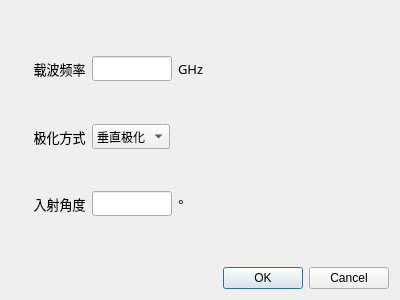
This is dialog_para_radar.ui in cedricxs/RadarSimulator as Qt 5 draws it before an edit. The edited form follows.
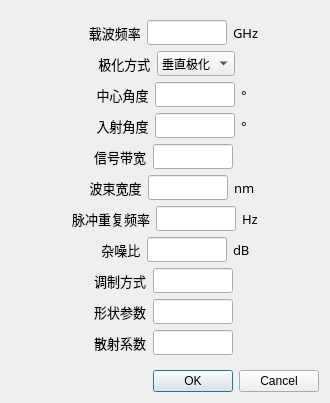
This is the edited form. Icons and pictures are not drawn.

Diff of the .ui file:
```diff
--- a/dialog_para_radar.ui
+++ b/dialog_para_radar.ui
@@ -6,8 +6,8 @@
    <rect>
     <x>0</x>
     <y>0</y>
-    <width>400</width>
-    <height>300</height>
+    <width>330</width>
+    <height>396</height>
    </rect>
   </property>
   <property name="windowTitle">
@@ -22,6 +22,19 @@
      <layout class="QVBoxLayout" name="verticalLayout_2">
       <item>
        <layout class="QHBoxLayout" name="horizontalLayout_27">
+        <item>
+         <spacer name="horizontalSpacer">
+          <property name="orientation">
+           <enum>Qt::Horizontal</enum>
+          </property>
+          <property name="sizeHint" stdset="0">
+           <size>
+            <width>40</width>
+            <height>20</height>
+           </size>
+          </property>
+         </spacer>
+        </item>
         <item>
          <widget class="QLabel" name="label_50">
           <property name="font">
@@ -34,7 +47,7 @@
            <string notr="true">QLabel#label_46{color:white}</string>
           </property>
           <property name="text">
-           <string>    载波频率</string>
+           <string>     载波频率</string>
           </property>
          </widget>
         </item>
@@ -89,6 +102,19 @@
       </item>
       <item>
        <layout class="QHBoxLayout" name="horizontalLayout_26">
+        <item>
+         <spacer name="horizontalSpacer_2">
+          <property name="orientation">
+           <enum>Qt::Horizontal</enum>
+          </property>
+          <property name="sizeHint" stdset="0">
+           <size>
+            <width>40</width>
+            <height>20</height>
+           </size>
+          </property>
+         </spacer>
+        </item>
         <item>
          <widget class="QLabel" name="label_48">
           <property name="font">
@@ -101,7 +127,7 @@
            <string notr="true">QLabel#label_46{color:white}</string>
           </property>
           <property name="text">
-           <string>    极化方式</string>
+           <string> 极化方式</string>
           </property>
          </widget>
         </item>
@@ -139,8 +165,101 @@
         </item>
        </layout>
       </item>
+      <item>
+       <layout class="QHBoxLayout" name="horizontalLayout_34">
+        <item>
+         <spacer name="horizontalSpacer_3">
+          <property name="orientation">
+           <enum>Qt::Horizontal</enum>
+          </property>
+          <property name="sizeHint" stdset="0">
+           <size>
+            <width>40</width>
+            <height>20</height>
+           </size>
+          </property>
+         </spacer>
+        </item>
+        <item>
+         <widget class="QLabel" name="label_62">
+          <property name="font">
+           <font>
+            <family>黑体</family>
+            <pointsize>10</pointsize>
+           </font>
+          </property>
+          <property name="styleSheet">
+           <string notr="true">QLabel#label_46{color:white}</string>
+          </property>
+          <property name="text">
+           <string>    中心角度</string>
+          </property>
+         </widget>
+        </item>
+        <item>
+         <widget class="QLineEdit" name="lineEdit_30">
+          <property name="maximumSize">
+           <size>
+            <width>80</width>
+            <height>16777215</height>
+           </size>
+          </property>
+          <property name="font">
+           <font>
+            <family>黑体</family>
+           </font>
+          </property>
+          <property name="readOnly">
+           <bool>false</bool>
+          </property>
+         </widget>
+        </item>
+        <item>
+         <widget class="QLabel" name="label_63">
+          <property name="font">
+           <font>
+            <family>黑体</family>
+            <pointsize>10</pointsize>
+           </font>
+          </property>
+          <property name="styleSheet">
+           <string notr="true">QLabel#label_47{color:white}</string>
+          </property>
+          <property name="text">
+           <string>°</string>
+          </property>
+         </widget>
+        </item>
+        <item>
+         <spacer name="horizontalSpacer_31">
+          <property name="orientation">
+           <enum>Qt::Horizontal</enum>
+          </property>
+          <property name="sizeHint" stdset="0">
+           <size>
+            <width>40</width>
+            <height>20</height>
+           </size>
+          </property>
+         </spacer>
+        </item>
+       </layout>
+      </item>
       <item>
        <layout class="QHBoxLayout" name="horizontalLayout_28">
+        <item>
+         <spacer name="horizontalSpacer_4">
+          <property name="orientation">
+           <enum>Qt::Horizontal</enum>
+          </property>
+          <property name="sizeHint" stdset="0">
+           <size>
+            <width>40</width>
+            <height>20</height>
+           </size>
+          </property>
+         </spacer>
+        </item>
         <item>
          <widget class="QLabel" name="label_52">
           <property name="font">
@@ -206,6 +325,566 @@
         </item>
        </layout>
       </item>
+      <item>
+       <layout class="QHBoxLayout" name="horizontalLayout_30">
+        <item>
+         <spacer name="horizontalSpacer_5">
+          <property name="orientation">
+           <enum>Qt::Horizontal</enum>
+          </property>
+          <property name="sizeHint" stdset="0">
+           <size>
+            <width>40</width>
+            <height>20</height>
+           </size>
+          </property>
+         </spacer>
+        </item>
+        <item>
+         <widget class="QLabel" name="label_54">
+          <property name="font">
+           <font>
+            <family>黑体</family>
+            <pointsize>10</pointsize>
+           </font>
+          </property>
+          <property name="styleSheet">
+           <string notr="true">QLabel#label_46{color:white}</string>
+          </property>
+          <property name="text">
+           <string>   信号带宽</string>
+          </property>
+         </widget>
+        </item>
+        <item>
+         <widget class="QLineEdit" name="lineEdit_26">
+          <property name="maximumSize">
+           <size>
+            <width>80</width>
+            <height>16777215</height>
+           </size>
+          </property>
+          <property name="font">
+           <font>
+            <family>黑体</family>
+           </font>
+          </property>
+          <property name="readOnly">
+           <bool>false</bool>
+          </property>
+         </widget>
+        </item>
+        <item>
+         <widget class="QLabel" name="label_55">
+          <property name="font">
+           <font>
+            <family>黑体</family>
+            <pointsize>10</pointsize>
+           </font>
+          </property>
+          <property name="styleSheet">
+           <string notr="true">QLabel#label_47{color:white}</string>
+          </property>
+          <property name="text">
+           <string/>
+          </property>
+         </widget>
+        </item>
+        <item>
+         <spacer name="horizontalSpacer_27">
+          <property name="orientation">
+           <enum>Qt::Horizontal</enum>
+          </property>
+          <property name="sizeHint" stdset="0">
+           <size>
+            <width>40</width>
+            <height>20</height>
+           </size>
+          </property>
+         </spacer>
+        </item>
+       </layout>
+      </item>
+      <item>
+       <layout class="QHBoxLayout" name="horizontalLayout_35">
+        <item>
+         <spacer name="horizontalSpacer_6">
+          <property name="orientation">
+           <enum>Qt::Horizontal</enum>
+          </property>
+          <property name="sizeHint" stdset="0">
+           <size>
+            <width>40</width>
+            <height>20</height>
+           </size>
+          </property>
+         </spacer>
+        </item>
+        <item>
+         <widget class="QLabel" name="label_64">
+          <property name="font">
+           <font>
+            <family>黑体</family>
+            <pointsize>10</pointsize>
+           </font>
+          </property>
+          <property name="styleSheet">
+           <string notr="true">QLabel#label_46{color:white}</string>
+          </property>
+          <property name="text">
+           <string>    波束宽度</string>
+          </property>
+         </widget>
+        </item>
+        <item>
+         <widget class="QLineEdit" name="lineEdit_31">
+          <property name="maximumSize">
+           <size>
+            <width>80</width>
+            <height>16777215</height>
+           </size>
+          </property>
+          <property name="font">
+           <font>
+            <family>黑体</family>
+           </font>
+          </property>
+          <property name="readOnly">
+           <bool>false</bool>
+          </property>
+         </widget>
+        </item>
+        <item>
+         <widget class="QLabel" name="label_65">
+          <property name="font">
+           <font>
+            <family>黑体</family>
+            <pointsize>10</pointsize>
+           </font>
+          </property>
+          <property name="styleSheet">
+           <string notr="true">QLabel#label_47{color:white}</string>
+          </property>
+          <property name="text">
+           <string>nm</string>
+          </property>
+         </widget>
+        </item>
+        <item>
+         <spacer name="horizontalSpacer_32">
+          <property name="orientation">
+           <enum>Qt::Horizontal</enum>
+          </property>
+          <property name="sizeHint" stdset="0">
+           <size>
+            <width>40</width>
+            <height>20</height>
+           </size>
+          </property>
+         </spacer>
+        </item>
+       </layout>
+      </item>
+      <item>
+       <layout class="QHBoxLayout" name="horizontalLayout_31">
+        <item>
+         <spacer name="horizontalSpacer_7">
+          <property name="orientation">
+           <enum>Qt::Horizontal</enum>
+          </property>
+          <property name="sizeHint" stdset="0">
+           <size>
+            <width>40</width>
+            <height>20</height>
+           </size>
+          </property>
+         </spacer>
+        </item>
+        <item>
+         <widget class="QLabel" name="label_56">
+          <property name="font">
+           <font>
+            <family>黑体</family>
+            <pointsize>10</pointsize>
+           </font>
+          </property>
+          <property name="styleSheet">
+           <string notr="true">QLabel#label_46{color:white}</string>
+          </property>
+          <property name="text">
+           <string>脉冲重复频率</string>
+          </property>
+         </widget>
+        </item>
+        <item>
+         <widget class="QLineEdit" name="lineEdit_27">
+          <property name="maximumSize">
+           <size>
+            <width>80</width>
+            <height>16777215</height>
+           </size>
+          </property>
+          <property name="font">
+           <font>
+            <family>黑体</family>
+           </font>
+          </property>
+          <property name="readOnly">
+           <bool>false</bool>
+          </property>
+         </widget>
+        </item>
+        <item>
+         <widget class="QLabel" name="label_57">
+          <property name="font">
+           <font>
+            <family>黑体</family>
+            <pointsize>10</pointsize>
+           </font>
+          </property>
+          <property name="styleSheet">
+           <string notr="true">QLabel#label_47{color:white}</string>
+          </property>
+          <property name="text">
+           <string>Hz</string>
+          </property>
+         </widget>
+        </item>
+        <item>
+         <spacer name="horizontalSpacer_28">
+          <property name="orientation">
+           <enum>Qt::Horizontal</enum>
+          </property>
+          <property name="sizeHint" stdset="0">
+           <size>
+            <width>40</width>
+            <height>20</height>
+           </size>
+          </property>
+         </spacer>
+        </item>
+       </layout>
+      </item>
+      <item>
+       <layout class="QHBoxLayout" name="horizontalLayout_32">
+        <item>
+         <spacer name="horizontalSpacer_8">
+          <property name="orientation">
+           <enum>Qt::Horizontal</enum>
+          </property>
+          <property name="sizeHint" stdset="0">
+           <size>
+            <width>40</width>
+            <height>20</height>
+           </size>
+          </property>
+         </spacer>
+        </item>
+        <item>
+         <widget class="QLabel" name="label_58">
+          <property name="font">
+           <font>
+            <family>黑体</family>
+            <pointsize>10</pointsize>
+           </font>
+          </property>
+          <property name="styleSheet">
+           <string notr="true">QLabel#label_46{color:white}</string>
+          </property>
+          <property name="text">
+           <string>      杂噪比</string>
+          </property>
+         </widget>
+        </item>
+        <item>
+         <widget class="QLineEdit" name="lineEdit_28">
+          <property name="maximumSize">
+           <size>
+            <width>80</width>
+            <height>16777215</height>
+           </size>
+          </property>
+          <property name="font">
+           <font>
+            <family>黑体</family>
+           </font>
+          </property>
+          <property name="readOnly">
+           <bool>false</bool>
+          </property>
+         </widget>
+        </item>
+        <item>
+         <widget class="QLabel" name="label_59">
+          <property name="font">
+           <font>
+            <family>黑体</family>
+            <pointsize>10</pointsize>
+           </font>
+          </property>
+          <property name="styleSheet">
+           <string notr="true">QLabel#label_47{color:white}</string>
+          </property>
+          <property name="text">
+           <string>dB</string>
+          </property>
+         </widget>
+        </item>
+        <item>
+         <spacer name="horizontalSpacer_29">
+          <property name="orientation">
+           <enum>Qt::Horizontal</enum>
+          </property>
+          <property name="sizeHint" stdset="0">
+           <size>
+            <width>40</width>
+            <height>20</height>
+           </size>
+          </property>
+         </spacer>
+        </item>
+       </layout>
+      </item>
+      <item>
+       <layout class="QHBoxLayout" name="horizontalLayout_36">
+        <item>
+         <spacer name="horizontalSpacer_9">
+          <property name="orientation">
+           <enum>Qt::Horizontal</enum>
+          </property>
+          <property name="sizeHint" stdset="0">
+           <size>
+            <width>40</width>
+            <height>20</height>
+           </size>
+          </property>
+         </spacer>
+        </item>
+        <item>
+         <widget class="QLabel" name="label_66">
+          <property name="font">
+           <font>
+            <family>黑体</family>
+            <pointsize>10</pointsize>
+           </font>
+          </property>
+          <property name="styleSheet">
+           <string notr="true">QLabel#label_46{color:white}</string>
+          </property>
+          <property name="text">
+           <string>   调制方式</string>
+          </property>
+         </widget>
+        </item>
+        <item>
+         <widget class="QLineEdit" name="lineEdit_32">
+          <property name="maximumSize">
+           <size>
+            <width>80</width>
+            <height>16777215</height>
+           </size>
+          </property>
+          <property name="font">
+           <font>
+            <family>黑体</family>
+           </font>
+          </property>
+          <property name="readOnly">
+           <bool>false</bool>
+          </property>
+         </widget>
+        </item>
+        <item>
+         <widget class="QLabel" name="label_67">
+          <property name="font">
+           <font>
+            <family>黑体</family>
+            <pointsize>10</pointsize>
+           </font>
+          </property>
+          <property name="styleSheet">
+           <string notr="true">QLabel#label_47{color:white}</string>
+          </property>
+          <property name="text">
+           <string/>
+          </property>
+         </widget>
+        </item>
+        <item>
+         <spacer name="horizontalSpacer_33">
+          <property name="orientation">
+           <enum>Qt::Horizontal</enum>
+          </property>
+          <property name="sizeHint" stdset="0">
+           <size>
+            <width>40</width>
+            <height>20</height>
+           </size>
+          </property>
+         </spacer>
+        </item>
+       </layout>
+      </item>
+      <item>
+       <layout class="QHBoxLayout" name="horizontalLayout_33">
+        <item>
+         <spacer name="horizontalSpacer_10">
+          <property name="orientation">
+           <enum>Qt::Horizontal</enum>
+          </property>
+          <property name="sizeHint" stdset="0">
+           <size>
+            <width>40</width>
+            <height>20</height>
+           </size>
+          </property>
+         </spacer>
+        </item>
+        <item>
+         <widget class="QLabel" name="label_60">
+          <property name="font">
+           <font>
+            <family>黑体</family>
+            <pointsize>10</pointsize>
+           </font>
+          </property>
+          <property name="styleSheet">
+           <string notr="true">QLabel#label_46{color:white}</string>
+          </property>
+          <property name="text">
+           <string>   形状参数</string>
+          </property>
+         </widget>
+        </item>
+        <item>
+         <widget class="QLineEdit" name="lineEdit_29">
+          <property name="maximumSize">
+           <size>
+            <width>80</width>
+            <height>16777215</height>
+           </size>
+          </property>
+          <property name="font">
+           <font>
+            <family>黑体</family>
+           </font>
+          </property>
+          <property name="readOnly">
+           <bool>false</bool>
+          </property>
+         </widget>
+        </item>
+        <item>
+         <widget class="QLabel" name="label_61">
+          <property name="font">
+           <font>
+            <family>黑体</family>
+            <pointsize>10</pointsize>
+           </font>
+          </property>
+          <property name="styleSheet">
+           <string notr="true">QLabel#label_47{color:white}</string>
+          </property>
+          <property name="text">
+           <string/>
+          </property>
+         </widget>
+        </item>
+        <item>
+         <spacer name="horizontalSpacer_30">
+          <property name="orientation">
+           <enum>Qt::Horizontal</enum>
+          </property>
+          <property name="sizeHint" stdset="0">
+           <size>
+            <width>40</width>
+            <height>20</height>
+           </size>
+          </property>
+         </spacer>
+        </item>
+       </layout>
+      </item>
+      <item>
+       <layout class="QHBoxLayout" name="horizontalLayout_37">
+        <item>
+         <spacer name="horizontalSpacer_11">
+          <property name="orientation">
+           <enum>Qt::Horizontal</enum>
+          </property>
+          <property name="sizeHint" stdset="0">
+           <size>
+            <width>40</width>
+            <height>20</height>
+           </size>
+          </property>
+         </spacer>
+        </item>
+        <item>
+         <widget class="QLabel" name="label_68">
+          <property name="font">
+           <font>
+            <family>黑体</family>
+            <pointsize>10</pointsize>
+           </font>
+          </property>
+          <property name="styleSheet">
+           <string notr="true">QLabel#label_46{color:white}</string>
+          </property>
+          <property name="text">
+           <string>   散射系数</string>
+          </property>
+         </widget>
+        </item>
+        <item>
+         <widget class="QLineEdit" name="lineEdit_33">
+          <property name="maximumSize">
+           <size>
+            <width>80</width>
+            <height>16777215</height>
+           </size>
+          </property>
+          <property name="font">
+           <font>
+            <family>黑体</family>
+           </font>
+          </property>
+          <property name="readOnly">
+           <bool>false</bool>
+          </property>
+         </widget>
+        </item>
+        <item>
+         <widget class="QLabel" name="label_69">
+          <property name="font">
+           <font>
+            <family>黑体</family>
+            <pointsize>10</pointsize>
+           </font>
+          </property>
+          <property name="styleSheet">
+           <string notr="true">QLabel#label_47{color:white}</string>
+          </property>
+          <property name="text">
+           <string/>
+          </property>
+         </widget>
+        </item>
+        <item>
+         <spacer name="horizontalSpacer_34">
+          <property name="orientation">
+           <enum>Qt::Horizontal</enum>
+          </property>
+          <property name="sizeHint" stdset="0">
+           <size>
+            <width>40</width>
+            <height>20</height>
+           </size>
+          </property>
+         </spacer>
+        </item>
+       </layout>
+      </item>
      </layout>
     </widget>
    </item>
```
